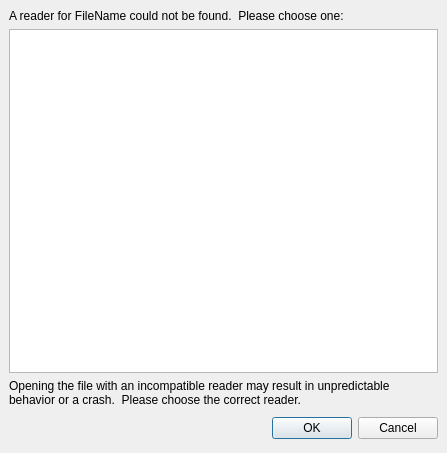
The window that Qt/Components/Resources/UI/pqSelectReaderDialog.ui (Kitware/ParaView) describes before a commit, drawn with Qt 5.
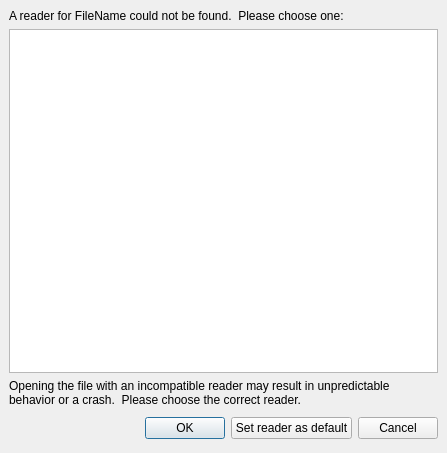
The same window after the commit.

Commit message: Add a default reader setting for the file dialog

Patch:
```diff
--- a/Qt/Components/Resources/UI/pqSelectReaderDialog.ui
+++ b/Qt/Components/Resources/UI/pqSelectReaderDialog.ui
@@ -75,6 +75,13 @@
        </property>
       </widget>
      </item>
+     <item>
+      <widget class="QPushButton" name="setAsDefault">
+       <property name="text">
+        <string>Set reader as default</string>
+       </property>
+      </widget>
+     </item>
      <item>
       <widget class="QPushButton" name="cancelButton">
        <property name="text">
```
The commit also changes 12 other files.
